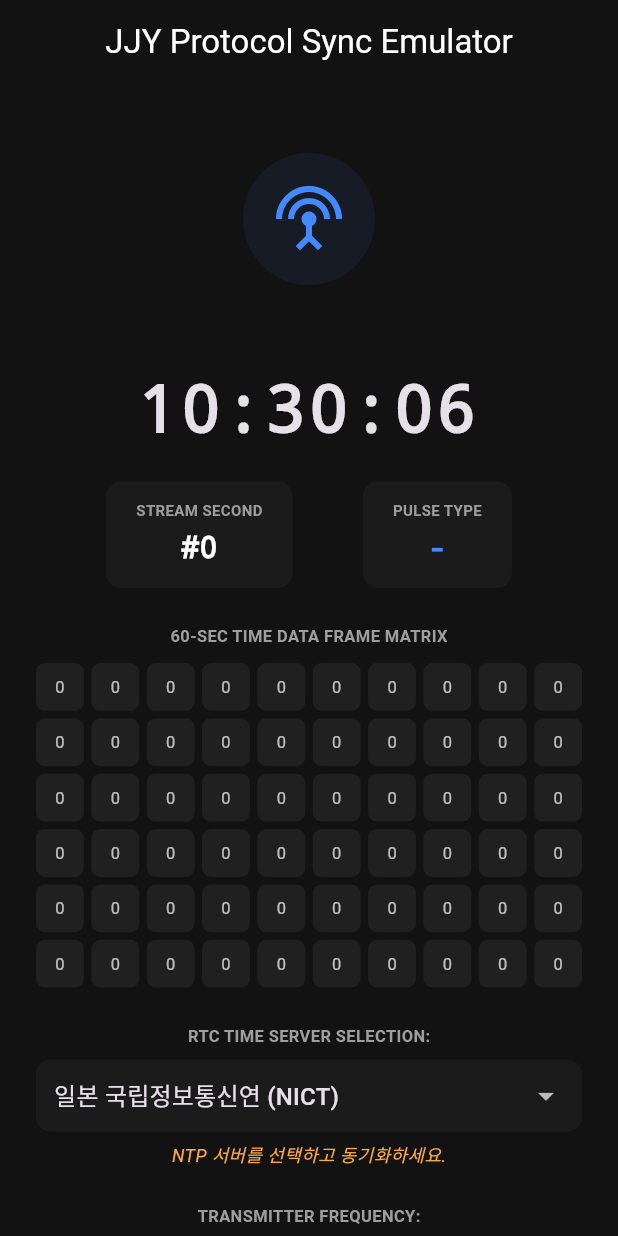
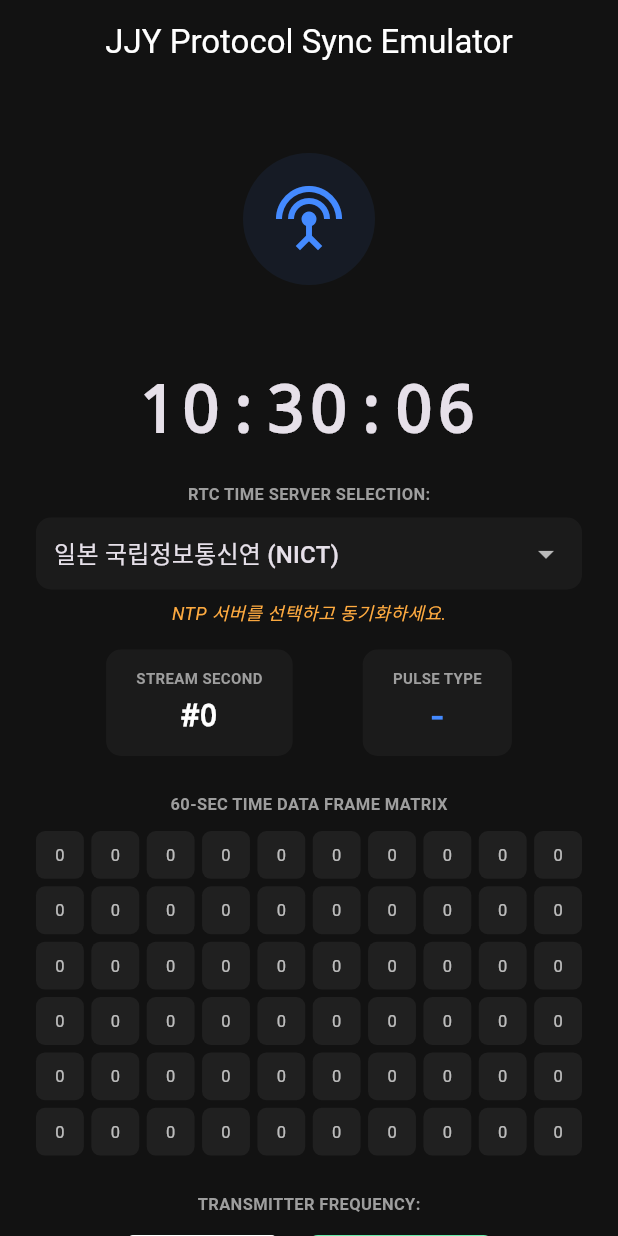
Before and after one commit to 2002cjoon/jjy_sync_with_ntp, a Flutter app: the screen it shows after launch, on a phone screen of 412 x 824 dp. Run offline on Flutter 3.47's test engine with Material 3 defaults, Android fonts, the phone set to English and light mode, and no system bars; our stand-ins replace webview_flutter; missing offline and left inert: ntp.

Commit message:
changed order of the selector

```diff
--- a/lib/screens/emulator_screen.dart
+++ b/lib/screens/emulator_screen.dart
@@ -23,6 +23,7 @@ class _EmulatorScreenState extends State<EmulatorScreen> {
   bool _isSyncingNetwork = false;
   String _syncStatusText = "NTP 서버를 선택하고 동기화하세요.";
   bool _isTransmitting = false;
+  String _selectedType = "JJY";
   int _selectedFrequency = 60;
   int _currentSecond = 0;
   String _currentPulseType = "-";
@@ -117,6 +118,8 @@ class _EmulatorScreenState extends State<EmulatorScreen> {
             Text(_digitalClockDisplay, textAlign: TextAlign.center,
                 style: const TextStyle(fontSize: 44, fontWeight: FontWeight.bold, fontFamily: 'Courier', letterSpacing: 2)),
             const SizedBox(height: 16),
+            _buildServerSelector(),
+            const SizedBox(height: 16),
             Row(
               mainAxisAlignment: MainAxisAlignment.spaceEvenly,
               children: [
@@ -131,11 +134,10 @@ class _EmulatorScreenState extends State<EmulatorScreen> {
             const SizedBox(height: 24),
             _buildFrameMatrix(),
             const SizedBox(height: 24),
-            _buildServerSelector(),
-            const SizedBox(height: 24),
             _buildFrequencySelector(),
             const SizedBox(height: 24),
             _buildActionButtons(),
+            //const SizedBox(height: 64),
           ],
         ),
       ),
@@ -201,9 +203,9 @@ class _EmulatorScreenState extends State<EmulatorScreen> {
         Row(
           mainAxisAlignment: MainAxisAlignment.center,
           children: [
-            ChoiceChip(label: const Text('40 kHz'), selected: _selectedFrequency == 40, onSelected: _isTransmitting ? null : (s) => setState(() => _selectedFrequency = 40)),
+            ChoiceChip(label: const Text('JJY 40 kHz'), selected: _selectedFrequency == 40, onSelected: _isTransmitting ? null : (s) => setState(() => _selectedFrequency = 40)),
             const SizedBox(width: 16),
-            ChoiceChip(label: const Text('60 kHz'), selected: _selectedFrequency == 60, onSelected: _isTransmitting ? null : (s) => setState(() => _selectedFrequency = 60)),
+            ChoiceChip(label: const Text('JJY 60 kHz'), selected: _selectedFrequency == 60, onSelected: _isTransmitting ? null : (s) => setState(() => _selectedFrequency = 60)),
           ],
         ),
       ],
```
